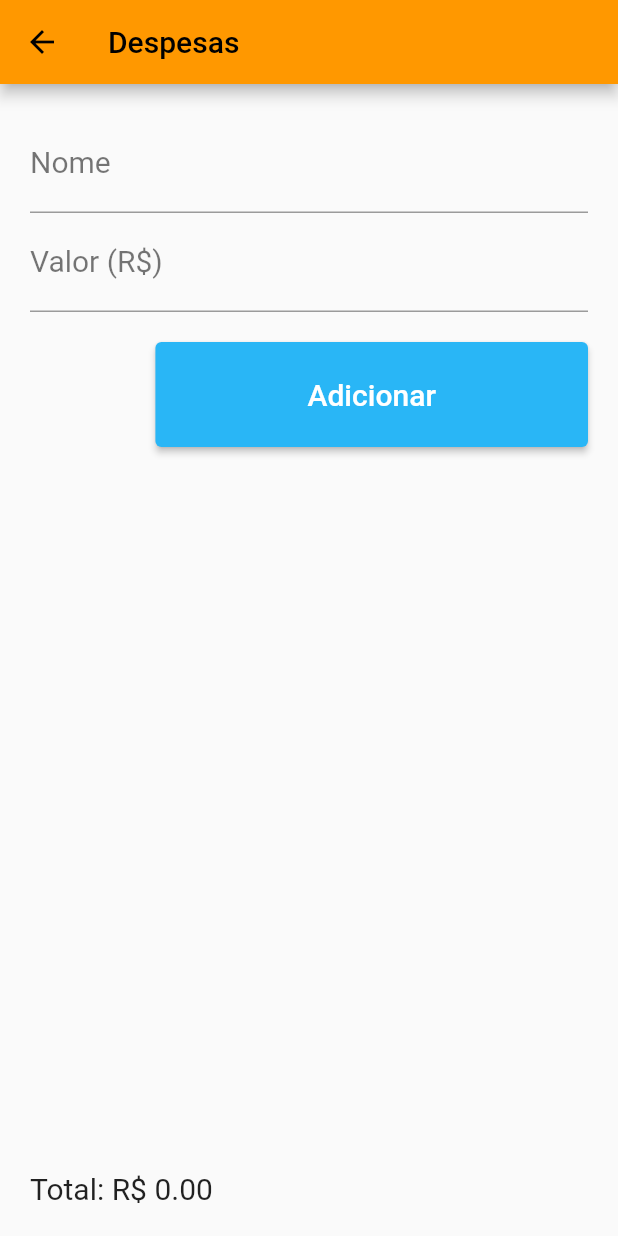
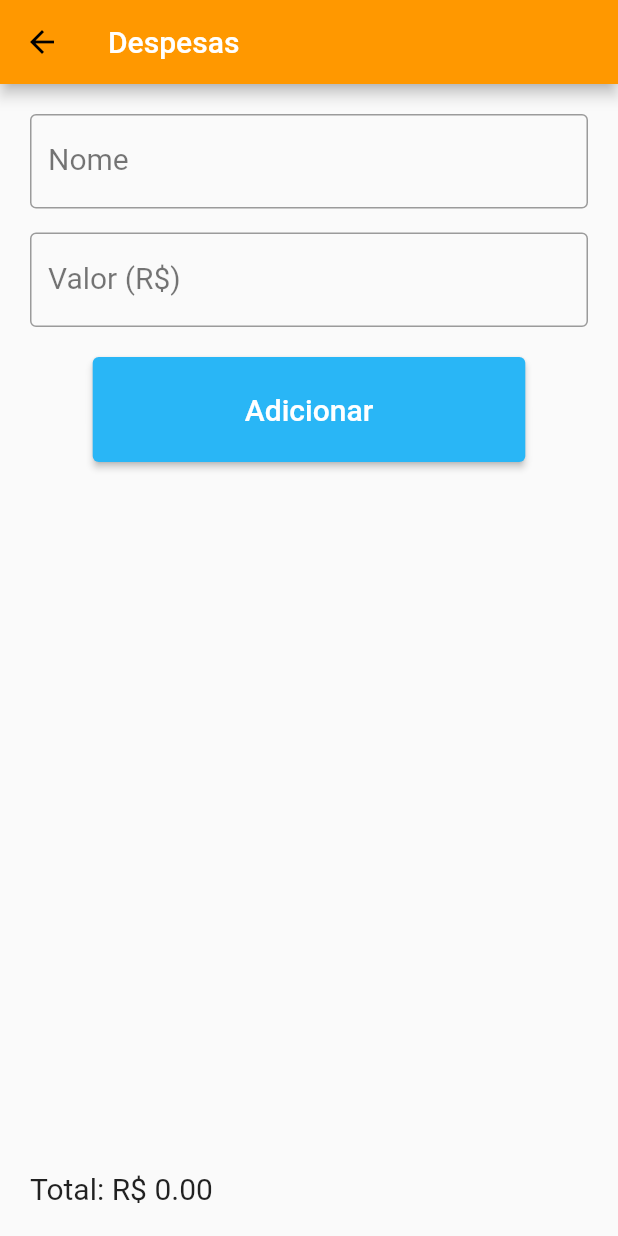
Before and after one commit to Lucasilvabr/MyWallet, a Flutter app: the menu screen opened directly, after a tap on "Despesas", on a phone screen of 412 x 824 dp. Run offline on Flutter 3.47's test engine with Material 2 defaults, Android fonts, the phone set to English and light mode, and no system bars; Roboto replaces fonts that are missing (Poppins).

Commit message:
enviando update

```diff
--- a/lib/cartoes.dart
+++ b/lib/cartoes.dart
@@ -113,25 +113,33 @@ class _cartoesState extends State<cartoes> {
                   ],
                 ),
                 SizedBox(height: 30),
-                ElevatedButton(
+                Container(
+                  alignment: Alignment.center,
+                  child: ElevatedButton(
                     onPressed: () {
                       if (_formKey.currentState!.validate()) {
                         // TODO: Adicionar cartão à lista de cartões
                         Navigator.pop(context);
                       }
                     },
-                  child: const Text('Adicionar',
+                    child: const Text(
+                      'Adicionar',
                       style: TextStyle(
                         fontFamily: 'Poppins',
                         fontSize: 50,
-                          color: Colors.white)),
+                        color: Colors.white,
+                      ),
+                    ),
                     style: ButtonStyle(
                     backgroundColor: MaterialStateProperty.all<Color>(
-                        const Color.fromRGBO(41, 182, 246, 100)),
+                        Color.fromRGBO(41, 182, 246, 100)),
                     fixedSize: MaterialStateProperty.all<Size>(
                         Size(buttonWidth, buttonHeight)),
+                    shape: MaterialStateProperty.all<RoundedRectangleBorder>(
+                        RoundedRectangleBorder(
+                            borderRadius: BorderRadius.circular(20.0)))),
                   ),
-                ),
+                )
               ],
             ),
           ),
--- a/lib/despesas.dart
+++ b/lib/despesas.dart
@@ -25,24 +25,36 @@ class _ExpenseListPageState extends State<ExpenseListPage> {
   @override
   Widget build(BuildContext context) {
     final appBar = AppBar(
-      title: const Text('Despesas'),
+      title: const Text(
+        'Despesas',
+        style: TextStyle(
+          color: Colors.white, // Define a cor do texto para branco
+        ),
+      ),
     );
 
     final buttonWidth = MediaQuery.of(context).size.width * 0.7;
     final buttonHeight = 70.0;
 
-    final addButton = ElevatedButton(
-      onPressed: _addExpense,
-      child: const Text('Adicionar',
+    final addButton = Center(
+      child: ElevatedButton(
+        onPressed: _addExpense,
+        child: const Text(
+          'Adicionar',
           style: TextStyle(
-              fontFamily: 'Poppins',
-              fontSize: 20,
-              color: Colors.white)),
-      style: ButtonStyle(
-        backgroundColor: MaterialStateProperty.all<Color>(
-            const Color.fromRGBO(41, 182, 246, 100)),
-        fixedSize:
-            MaterialStateProperty.all<Size>(Size(buttonWidth, buttonHeight)),
+            fontFamily: 'Poppins',
+            fontSize: 20,
+            color: Colors.white,
+          ),
+        ),
+        style: ButtonStyle(
+          backgroundColor: MaterialStateProperty.all<Color>(
+            const Color.fromRGBO(41, 182, 246, 100),
+          ),
+          fixedSize: MaterialStateProperty.all<Size>(
+            Size(buttonWidth, buttonHeight),
+          ),
+        ),
       ),
     );
 
@@ -52,13 +64,16 @@ class _ExpenseListPageState extends State<ExpenseListPage> {
         TextField(
           controller: _nameController,
           decoration: const InputDecoration(
+              border: OutlineInputBorder(),
               labelText: 'Nome',
               labelStyle: TextStyle(fontSize: 20, color: Colors.black54)),
           style: const TextStyle(fontSize: 20),
         ),
+        SizedBox(height: 16),
         TextField(
           controller: _valueController,
           decoration: const InputDecoration(
+              border: OutlineInputBorder(),
               labelText: 'Valor (R\$)',
               labelStyle: TextStyle(fontSize: 20, color: Colors.black54)),
           style: const TextStyle(fontSize: 20),
--- a/lib/menu.dart
+++ b/lib/menu.dart
@@ -60,7 +60,6 @@ class menu extends StatelessWidget {
           ],
         ),
       ),
-
       body: Center(
         child: Column(
           mainAxisAlignment: MainAxisAlignment.center,
@@ -89,11 +88,12 @@ class menu extends StatelessWidget {
                 ),
                 style: ButtonStyle(
                     backgroundColor: MaterialStateProperty.all<Color>(
-                    const Color.fromRGBO(41, 182, 246, 100)),
+                        Color.fromRGBO(243, 147, 4, 0.973)),
                     fixedSize: MaterialStateProperty.all<Size>(
                         Size(buttonWidth, buttonHeight)),
-              ),
-            ),
+                    shape: MaterialStateProperty.all<RoundedRectangleBorder>(
+                        RoundedRectangleBorder(
+                            borderRadius: BorderRadius.circular(20.0))))),
             SizedBox(height: 30),
             GestureDetector(
               onTap: () {
@@ -129,8 +129,9 @@ class menu extends StatelessWidget {
                           const Color.fromRGBO(41, 182, 246, 100)),
                       fixedSize: MaterialStateProperty.all<Size>(
                           Size(buttonWidth, buttonHeight)),
-                ),
-              ),
+                      shape: MaterialStateProperty.all<RoundedRectangleBorder>(
+                          RoundedRectangleBorder(
+                              borderRadius: BorderRadius.circular(20.0))))),
             ),
             SizedBox(height: 30),
             ElevatedButton(
@@ -144,10 +145,12 @@ class menu extends StatelessWidget {
               },
               style: ButtonStyle(
                   backgroundColor: MaterialStateProperty.all<Color>(
-                    const Color.fromRGBO(41, 182, 246, 100)),
+                      Color.fromARGB(156, 212, 41, 246)),
                   fixedSize: MaterialStateProperty.all<Size>(
                       Size(buttonWidth, buttonHeight)),
-              ),
+                  shape: MaterialStateProperty.all<RoundedRectangleBorder>(
+                      RoundedRectangleBorder(
+                          borderRadius: BorderRadius.circular(20.0)))),
               child: Row(
                 mainAxisAlignment: MainAxisAlignment.center,
                 children: [
```
Lines whose indentation alone changed are shown as unchanged.
